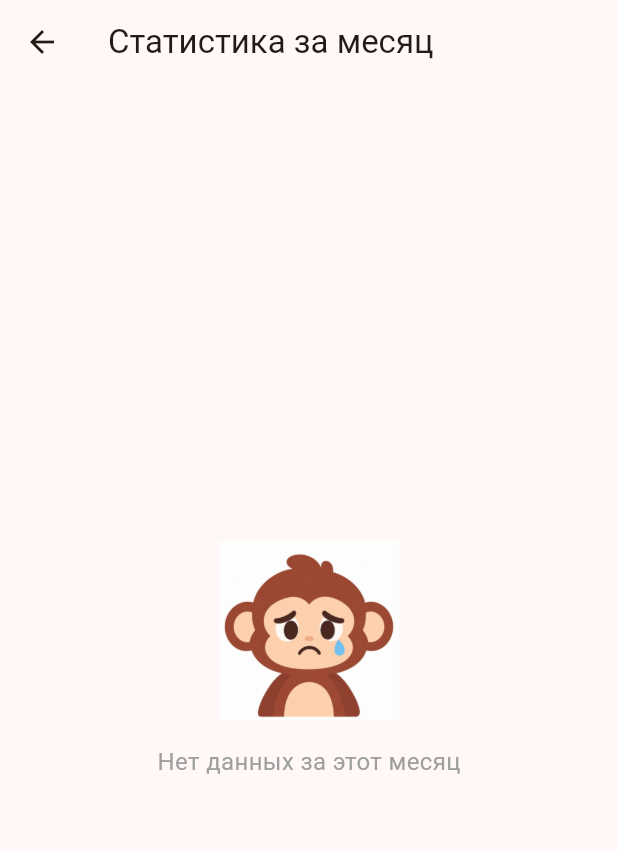
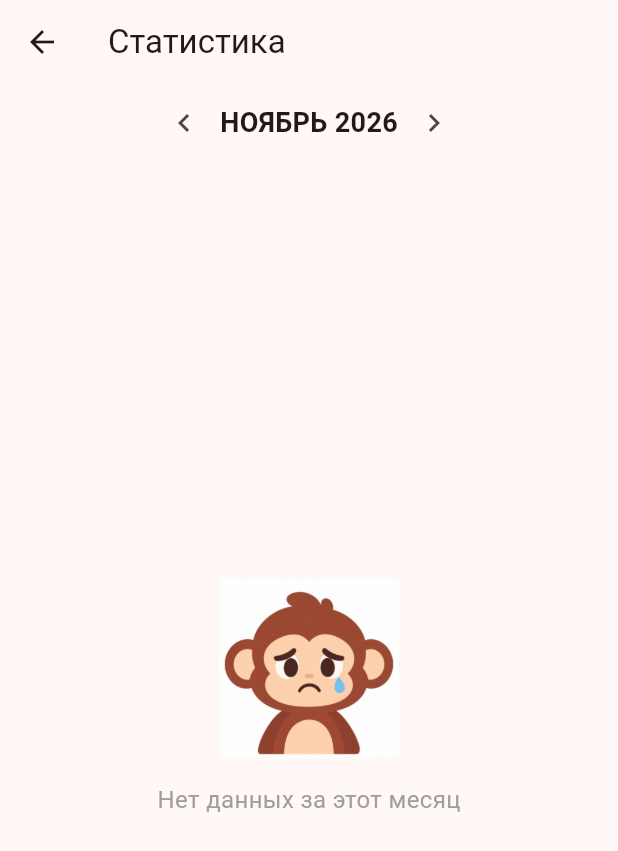
Before and after one commit to rinnlv/monkey_app, a Flutter app: the screen it shows after launch, after a tap on the "bar chart" icon, on a phone screen of 412 x 824 dp. Shown: the top 851 px of the screen. Run offline on Flutter 3.47's test engine with Material 3 defaults, Android fonts, the phone set to English and light mode, and no system bars; our stand-ins replace fl_chart, flutter_riverpod, flutter_svg, go_router, sqflite; accounts and stored records are empty.

Commit message:
добавил статистику по месяцам

```diff
--- a/lib/screens/statistics_screen.dart
+++ b/lib/screens/statistics_screen.dart
@@ -13,10 +13,47 @@ class StatisticsScreen extends ConsumerStatefulWidget {
 }
 
 class _StatisticsScreenState extends ConsumerState<StatisticsScreen> {
+  // Переменная для хранения выбранного месяца
+  DateTime _selectedMonth = DateTime(DateTime.now().year, DateTime.now().month, 1);
+
   @override
   Widget build(BuildContext context) {
     return Scaffold(
-      appBar: AppBar(title: const Text('Статистика за месяц')),
+      appBar: AppBar(
+        title: const Text('Статистика'),
+        bottom: PreferredSize(
+          preferredSize: const Size.fromHeight(50),
+          child: Row(
+            mainAxisAlignment: MainAxisAlignment.center,
+            children: [
+              IconButton(
+                icon: const Icon(Icons.chevron_left),
+                onPressed: () {
+                  setState(() {
+                    _selectedMonth = DateTime(_selectedMonth.year, _selectedMonth.month - 1, 1);
+                  });
+                },
+              ),
+              Text(
+                DateFormat('LLLL yyyy', 'ru').format(_selectedMonth).toUpperCase(),
+                style: const TextStyle(fontSize: 18, fontWeight: FontWeight.bold),
+              ),
+              IconButton(
+                icon: const Icon(Icons.chevron_right),
+                onPressed: () {
+                  final now = DateTime.now();
+                  // Запрещаем уходить в будущее
+                  if (_selectedMonth.year < now.year || (_selectedMonth.year == now.year && _selectedMonth.month < now.month)) {
+                    setState(() {
+                      _selectedMonth = DateTime(_selectedMonth.year, _selectedMonth.month + 1, 1);
+                    });
+                  }
+                },
+              ),
+            ],
+          ),
+        ),
+      ),
       body: FutureBuilder<Map<String, dynamic>>(
         future: _loadData(),
         builder: (context, snapshot) {
@@ -107,22 +144,23 @@ class _StatisticsScreenState extends ConsumerState<StatisticsScreen> {
 
   Future<Map<String, dynamic>> _loadData() async {
     final db = DatabaseHelper();
-    // Загружаем словари и превращаем их в объекты Transaction
     final txsMaps = await db.getAllTransactions();
     final txs = txsMaps.map((m) => Transaction.fromMap(m)).toList();
 
     final catsMaps = await db.getAllCategories();
     final cats = catsMaps.map((c) => Category.fromMap(c)).toList();
 
-    final now = DateTime.now();
-    final currentMonthTxs = txs.where((t) => t.date.month == now.month && t.date.year == now.year).toList();
+    // ФИЛЬТРУЕМ ПО ВЫБРАННОМУ МЕСЯЦУ
+    final monthTxs = txs.where((t) =>
+      t.date.month == _selectedMonth.month && t.date.year == _selectedMonth.year
+    ).toList();
 
     double totalExpense = 0;
     double totalIncome = 0;
     int countExpense = 0;
     final Map<int, double> sums = {};
 
-    for (var t in currentMonthTxs) {
+    for (var t in monthTxs) {
       if (t.type == 'expense') {
         totalExpense += t.amount;
         countExpense++;
```
